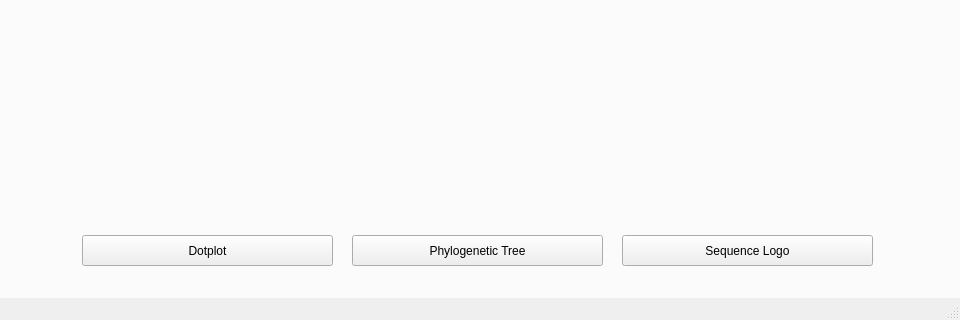
First picture: the form in ui_seq_alignment.ui, repository alykhaled/Sequence-Alignment, before the edit; both pictures show x 0 to 960 and y 301 to 621 of the 960 by 621 pixel window.
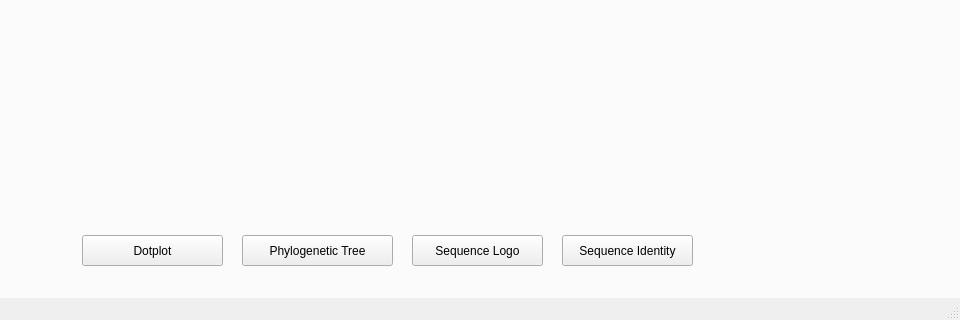
Second picture: the form after the edit. The open tabs and pages were chosen to show the change.

Commit message: Fix some bugs and add Sequence Identity Plot

What changed in the file:
```diff
--- a/ui_seq_alignment.ui
+++ b/ui_seq_alignment.ui
@@ -396,7 +396,7 @@
        <rect>
         <x>90</x>
         <y>510</y>
-        <width>251</width>
+        <width>141</width>
         <height>31</height>
        </rect>
       </property>
@@ -407,9 +407,9 @@
      <widget class="QPushButton" name="phylo_tree_button">
       <property name="geometry">
        <rect>
-        <x>360</x>
+        <x>250</x>
         <y>510</y>
-        <width>251</width>
+        <width>151</width>
         <height>31</height>
        </rect>
       </property>
@@ -420,9 +420,9 @@
      <widget class="QPushButton" name="seq_logo_button">
       <property name="geometry">
        <rect>
-        <x>630</x>
+        <x>420</x>
         <y>510</y>
-        <width>251</width>
+        <width>131</width>
         <height>31</height>
        </rect>
       </property>
@@ -430,6 +430,19 @@
        <string>Sequence Logo</string>
       </property>
      </widget>
+     <widget class="QPushButton" name="seq_identity_button">
+      <property name="geometry">
+       <rect>
+        <x>570</x>
+        <y>510</y>
+        <width>131</width>
+        <height>31</height>
+       </rect>
+      </property>
+      <property name="text">
+       <string>Sequence Identity</string>
+      </property>
+     </widget>
     </widget>
    </widget>
   </widget>
```
Left out of the diff: 3 changed lines with no effect on the pictures. The commit also changes 7 other files.
